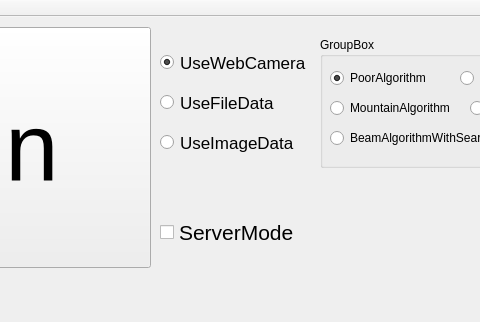
Qt form Hazama/hazama.ui (tnct-spc/procon2017-comp) before a commit; both pictures show x 230 to 710 and y 0 to 322 of the 867 by 322 pixel window.
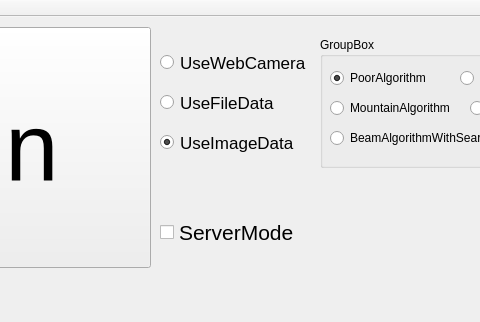
The same form after that commit.

Commit message: [clean] UseImageDataをデフォに変更

Diff of the .ui file:
```diff
--- a/Hazama/hazama.ui
+++ b/Hazama/hazama.ui
@@ -53,7 +53,7 @@
      <string>UseWebCamera</string>
     </property>
     <property name="checked">
-     <bool>true</bool>
+     <bool>false</bool>
     </property>
    </widget>
    <widget class="QRadioButton" name="useFileData">
@@ -94,6 +94,9 @@
     <property name="text">
      <string>UseImageData</string>
     </property>
+    <property name="checked">
+     <bool>true</bool>
+    </property>
    </widget>
    <widget class="QCheckBox" name="server_mode_radio">
     <property name="geometry">
```
